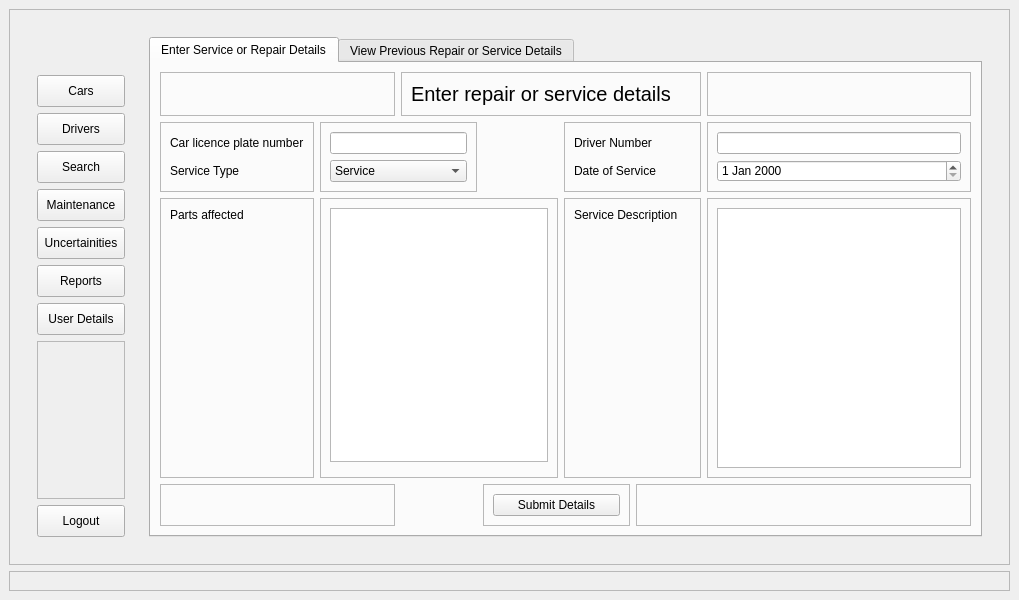
This is loginui.ui in Aula72/fleetmanagementsystem as Qt 5 draws it before an edit. The edited form follows.
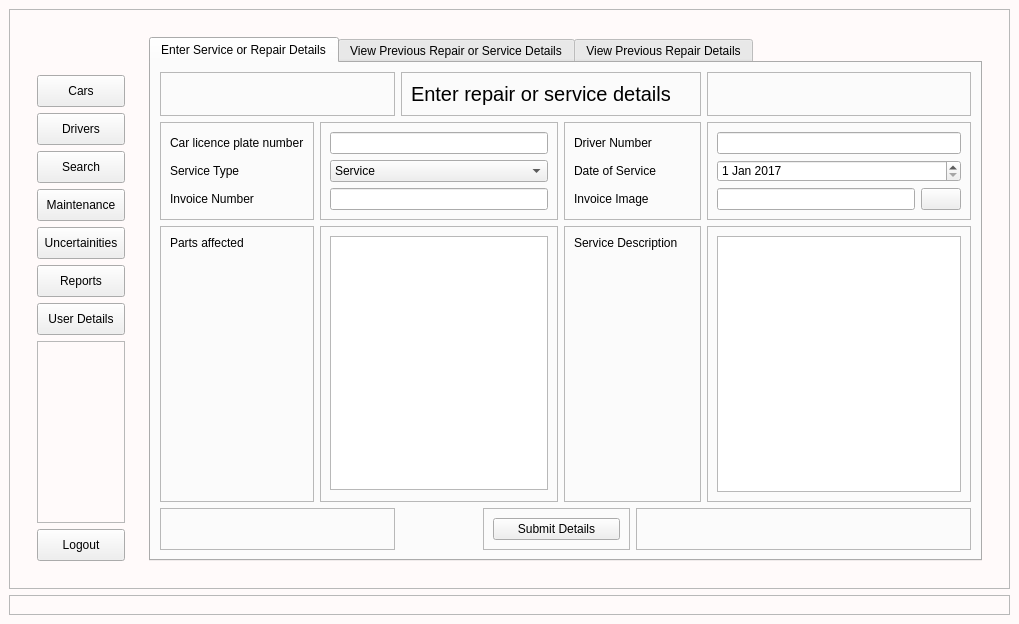
This is the edited form. The open tabs and pages were chosen to show the change. Icons and pictures are not drawn.

The edit to the form file:
```diff
--- a/loginui.ui
+++ b/loginui.ui
@@ -7,7 +7,7 @@
     <x>0</x>
     <y>0</y>
     <width>999</width>
-    <height>590</height>
+    <height>624</height>
    </rect>
   </property>
   <property name="windowTitle">
@@ -17,7 +17,12 @@
    <string notr="true">QToolButton{
 height:25px; width:80px;
 }
-QLable{font-size:15px;}</string>
+QLable{font-size:15px;}
+QTabWidet{border:0px;  background-color:#fffafa;}
+QTableWidget{border:0px; background-color:#fffafa;}
+QMainWindow{background-color:#fffafa;}
+
+</string>
   </property>
   <widget class="QWidget" name="centralwidget">
    <layout class="QGridLayout" name="gridLayout_3">
@@ -2189,33 +2194,11 @@
                         </property>
                        </widget>
                       </item>
-                     </layout>
-                    </widget>
-                   </item>
-                   <item row="1" column="1" colspan="2">
-                    <widget class="QFrame" name="frame_79">
-                     <property name="frameShape">
-                      <enum>QFrame::StyledPanel</enum>
-                     </property>
-                     <property name="frameShadow">
-                      <enum>QFrame::Raised</enum>
-                     </property>
-                     <layout class="QGridLayout" name="gridLayout_70">
-                      <item row="0" column="0">
-                       <widget class="QLineEdit" name="numcarserv"/>
-                      </item>
-                      <item row="1" column="0">
-                       <widget class="QComboBox" name="servicebox">
-                        <item>
-                         <property name="text">
-                          <string>Service</string>
-                         </property>
-                        </item>
-                        <item>
-                         <property name="text">
-                          <string>Repair</string>
-                         </property>
-                        </item>
+                      <item row="2" column="0">
+                       <widget class="QLabel" name="label_87">
+                        <property name="text">
+                         <string>Invoice Number</string>
+                        </property>
                        </widget>
                       </item>
                      </layout>
@@ -2244,6 +2227,13 @@
                         </property>
                        </widget>
                       </item>
+                      <item row="2" column="0">
+                       <widget class="QLabel" name="label_88">
+                        <property name="text">
+                         <string>Invoice Image</string>
+                        </property>
+                       </widget>
+                      </item>
                      </layout>
                     </widget>
                    </item>
@@ -2256,11 +2246,36 @@
                       <enum>QFrame::Raised</enum>
                      </property>
                      <layout class="QGridLayout" name="gridLayout_72">
-                      <item row="0" column="0">
+                      <item row="2" column="0">
+                       <widget class="QLineEdit" name="invoiceimage"/>
+                      </item>
+                      <item row="2" column="1">
+                       <widget class="QPushButton" name="pushButton">
+                        <property name="text">
+                         <string/>
+                        </property>
+                        <property name="icon">
+                         <iconset resource="icons.qrc">
+                          <normaloff>:/icons/icons/files.png</normaloff>:/icons/icons/files.png</iconset>
+                        </property>
+                       </widget>
+                      </item>
+                      <item row="0" column="0" colspan="2">
                        <widget class="QLineEdit" name="drivernumserv"/>
                       </item>
-                      <item row="1" column="0">
-                       <widget class="QDateEdit" name="dateservice"/>
+                      <item row="1" column="0" colspan="2">
+                       <widget class="QDateEdit" name="dateservice">
+                        <property name="dateTime">
+                         <datetime>
+                          <hour>0</hour>
+                          <minute>0</minute>
+                          <second>0</second>
+                          <year>2017</year>
+                          <month>1</month>
+                          <day>1</day>
+                         </datetime>
+                        </property>
+                       </widget>
                       </item>
                      </layout>
                     </widget>
@@ -2293,7 +2308,7 @@
                       <enum>QFrame::Raised</enum>
                      </property>
                      <layout class="QGridLayout" name="gridLayout_74">
-                      <item row="0" column="0" alignment="Qt::AlignTop">
+                      <item row="0" column="0" colspan="2">
                        <widget class="QTextEdit" name="partsservice">
                         <property name="minimumSize">
                          <size>
@@ -2303,6 +2318,32 @@
                         </property>
                        </widget>
                       </item>
+                      <item row="1" column="0">
+                       <spacer name="verticalSpacer">
+                        <property name="orientation">
+                         <enum>Qt::Vertical</enum>
+                        </property>
+                        <property name="sizeHint" stdset="0">
+                         <size>
+                          <width>20</width>
+                          <height>40</height>
+                         </size>
+                        </property>
+                       </spacer>
+                      </item>
+                      <item row="1" column="1">
+                       <spacer name="verticalSpacer_2">
+                        <property name="orientation">
+                         <enum>Qt::Vertical</enum>
+                        </property>
+                        <property name="sizeHint" stdset="0">
+                         <size>
+                          <width>20</width>
+                          <height>40</height>
+                         </size>
+                        </property>
+                       </spacer>
+                      </item>
                      </layout>
                     </widget>
                    </item>
@@ -2386,6 +2427,38 @@
                      </property>
                     </widget>
                    </item>
+                   <item row="1" column="1" colspan="3">
+                    <widget class="QFrame" name="frame_79">
+                     <property name="frameShape">
+                      <enum>QFrame::StyledPanel</enum>
+                     </property>
+                     <property name="frameShadow">
+                      <enum>QFrame::Raised</enum>
+                     </property>
+                     <layout class="QGridLayout" name="gridLayout_70">
+                      <item row="0" column="0">
+                       <widget class="QLineEdit" name="numcarserv"/>
+                      </item>
+                      <item row="1" column="0">
+                       <widget class="QComboBox" name="servicebox">
+                        <item>
+                         <property name="text">
+                          <string>Service</string>
+                         </property>
+                        </item>
+                        <item>
+                         <property name="text">
+                          <string>Repair</string>
+                         </property>
+                        </item>
+                       </widget>
+                      </item>
+                      <item row="2" column="0">
+                       <widget class="QLineEdit" name="invoicenumber"/>
+                      </item>
+                     </layout>
+                    </widget>
+                   </item>
                   </layout>
                  </widget>
                  <widget class="QWidget" name="tab_10">
@@ -2442,6 +2515,60 @@
                    </item>
                   </layout>
                  </widget>
+                 <widget class="QWidget" name="tab_5">
+                  <attribute name="title">
+                   <string>View Previous Repair Details</string>
+                  </attribute>
+                  <layout class="QGridLayout" name="gridLayout_106">
+                   <item row="0" column="0">
+                    <widget class="QTableWidget" name="repairtable">
+                     <property name="dragEnabled">
+                      <bool>false</bool>
+                     </property>
+                     <column>
+                      <property name="text">
+                       <string>Repair ID</string>
+                      </property>
+                     </column>
+                     <column>
+                      <property name="text">
+                       <string>Driver ID</string>
+                      </property>
+                     </column>
+                     <column>
+                      <property name="text">
+                       <string>Car Licence Number</string>
+                      </property>
+                     </column>
+                     <column>
+                      <property name="text">
+                       <string>Type of Service</string>
+                      </property>
+                     </column>
+                     <column>
+                      <property name="text">
+                       <string>Parts fixed</string>
+                      </property>
+                     </column>
+                     <column>
+                      <property name="text">
+                       <string>Invoice Number</string>
+                      </property>
+                     </column>
+                     <column>
+                      <property name="text">
+                       <string>Date of Activity</string>
+                      </property>
+                     </column>
+                     <column>
+                      <property name="text">
+                       <string>More Details</string>
+                      </property>
+                     </column>
+                    </widget>
+                   </item>
+                  </layout>
+                 </widget>
                 </widget>
                </item>
               </layout>
```
Left out of the diff: 338 changed lines with no effect on the pictures.
